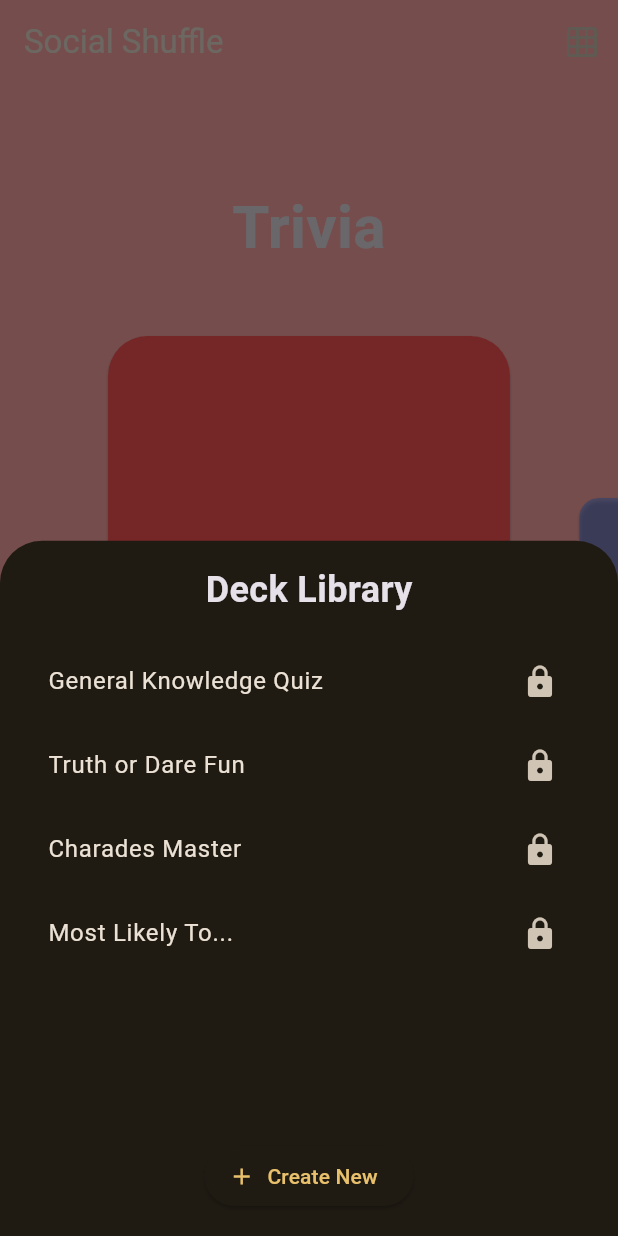
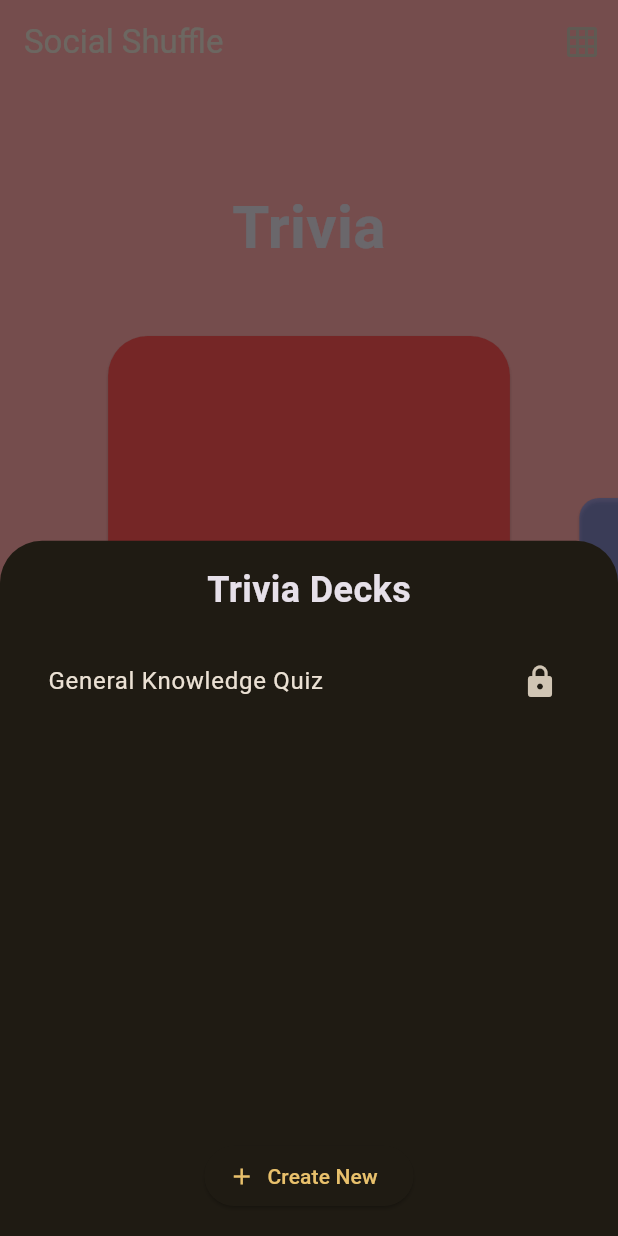
Before and after one commit to kefeh/social_shuffle, a Flutter app: the screen it shows after launch, after a tap on "Trivia", on a phone screen of 412 x 824 dp. Run offline on Flutter 3.47's test engine with Material 3 defaults, Android fonts, the phone set to English and light mode, and no system bars; our stand-ins replace flutter_riverpod, flutter_svg, google_fonts, google_generative_ai, hive, hive_flutter; accounts and stored records are empty.

Commit message:
fixes issues with providers for deckloop clean and improve UI

```diff
--- a/lib/core/providers/deck_provider.dart
+++ b/lib/core/providers/deck_provider.dart
@@ -7,28 +7,39 @@ final deckRepositoryProvider = Provider<DeckRepository>((ref) {
   return DeckRepository(DeckService());
 });
 
-class DeckNotifier extends AsyncNotifier<List<Deck>> {
+class AllDecksNotifier extends AsyncNotifier<List<Deck>> {
   @override
   Future<List<Deck>> build() async {
     final deckRepository = ref.watch(deckRepositoryProvider);
-    return await deckRepository.getAllDecks();
+    return deckRepository.getAllDecks();
   }
 
   Future<void> addDeck(Deck deck) async {
     final deckRepository = ref.read(deckRepositoryProvider);
     await deckRepository.saveDeck(deck);
     ref.invalidateSelf();
-    await future;
   }
 
   Future<void> deleteDeck(String deckId) async {
     final deckRepository = ref.read(deckRepositoryProvider);
     await deckRepository.deleteDeck(deckId);
     ref.invalidateSelf();
-    await future;
   }
 }
 
-final deckListProvider = AsyncNotifierProvider<DeckNotifier, List<Deck>>(() {
-  return DeckNotifier();
-});
+final allDecksProvider = AsyncNotifierProvider<AllDecksNotifier, List<Deck>>(
+  () {
+    return AllDecksNotifier();
+  },
+);
+
+final decksProvider = Provider.autoDispose
+    .family<AsyncValue<List<Deck>>, String>((ref, gameEngineId) {
+      final allDecks = ref.watch(allDecksProvider);
+
+      return allDecks.whenData((decks) {
+        return decks
+            .where((deck) => deck.gameEngineId == gameEngineId)
+            .toList();
+      });
+    });
--- /dev/null
+++ b/lib/core/providers/game_provider.dart
@@ -0,0 +1,10 @@
+import 'package:flutter_riverpod/flutter_riverpod.dart';
+import 'package:flutter_riverpod/legacy.dart';
+import 'package:social_shuffle/core/models/deck.dart';
+import 'package:social_shuffle/features/game_loop/game_loop_notifier.dart';
+
+final currentDeckProvider = StateProvider<Deck?>((ref) => null);
+
+final gameLoopProvider = NotifierProvider<GameLoopNotifier, GameLoopState>(() {
+  return GameLoopNotifier();
+});
--- a/lib/core/repositories/deck_repository.dart
+++ b/lib/core/repositories/deck_repository.dart
@@ -31,6 +31,11 @@ class DeckRepository {
     return box.values.toList();
   }
 
+  Future<List<Deck>> getDecks(String gameEngineId) async {
+    final allDecks = await getAllDecks();
+    return allDecks.where((deck) => deck.gameEngineId == gameEngineId).toList();
+  }
+
   Future<List<Deck>> getAllDecks() async {
     final seedDecks = await _deckService.loadSeedDecks();
     final userDecks = await getUserDecks();
--- a/lib/core/services/ai_service.dart
+++ b/lib/core/services/ai_service.dart
@@ -1,7 +1,6 @@
 import 'dart:convert';
 import 'package:google_generative_ai/google_generative_ai.dart';
 import 'package:social_shuffle/core/models/deck.dart';
-import 'package:social_shuffle/core/models/card.dart' as model_card;
 
 class AIService {
   // TODO: Replace with your actual API key.
--- a/lib/features/dashboard/dashboard_screen.dart
+++ b/lib/features/dashboard/dashboard_screen.dart
@@ -18,12 +18,24 @@ class _DashboardScreenState extends State<DashboardScreen> {
   Color _backgroundColor = Colors.redAccent;
 
   final List<Map<String, dynamic>> _gameModes = [
-    {'title': 'Trivia', 'color': Colors.redAccent},
-    {'title': 'Charades', 'color': Colors.blueAccent},
-    {'title': 'Truth or Dare', 'color': Colors.greenAccent},
-    {'title': 'Debate', 'color': Colors.purpleAccent},
-    {'title': 'Never Have I Ever', 'color': Colors.orangeAccent},
-    {'title': 'Most Likely To', 'color': Colors.tealAccent},
+    {'title': 'Trivia', 'color': Colors.redAccent, 'game_engine_id': 'quiz'},
+    {'title': 'Charades', 'color': Colors.blueAccent, 'game_engine_id': 'task'},
+    {
+      'title': 'Truth or Dare',
+      'color': Colors.greenAccent,
+      'game_engine_id': 'flip'
+    },
+    {'title': 'Debate', 'color': Colors.purpleAccent, 'game_engine_id': 'voting'},
+    {
+      'title': 'Never Have I Ever',
+      'color': Colors.orangeAccent,
+      'game_engine_id': 'flip'
+    },
+    {
+      'title': 'Most Likely To',
+      'color': Colors.tealAccent,
+      'game_engine_id': 'voting'
+    },
   ];
 
   @override
@@ -47,10 +59,14 @@ class _DashboardScreenState extends State<DashboardScreen> {
     }
   }
 
-  void _showDeckLibrary(BuildContext context) {
+  void _showDeckLibrary(
+      BuildContext context, String gameModeTitle, String gameEngineId) {
     showModalBottomSheet(
       context: context,
-      builder: (context) => const DeckLibrarySheet(),
+      builder: (context) => DeckLibrarySheet(
+        gameModeTitle: gameModeTitle,
+        gameEngineId: gameEngineId,
+      ),
     );
   }
 
@@ -131,7 +147,8 @@ class _DashboardScreenState extends State<DashboardScreen> {
                                 ? 0.5
                                 : clampDouble(opacity + 0.5, 0.5, 1.0),
                           ),
-                          onTap: () => _showDeckLibrary(context),
+                          onTap: () => _showDeckLibrary(
+                              context, mode['title'], mode['game_engine_id']),
                           isGridView:
                               false, // Ensure full opacity for carousel view
                         ),
@@ -158,7 +175,8 @@ class _DashboardScreenState extends State<DashboardScreen> {
                   return GameModeCard(
                     title: mode['title'],
                     color: mode['color'],
-                    onTap: () => _showDeckLibrary(context),
+                    onTap: () => _showDeckLibrary(
+                        context, mode['title'], mode['game_engine_id']),
                     isGridView: true, // Apply 40% opacity for grid view
                   );
                 },
--- a/lib/features/deck_generator/deck_generator_dialog.dart
+++ b/lib/features/deck_generator/deck_generator_dialog.dart
@@ -34,7 +34,7 @@ class _DeckGeneratorDialogState extends ConsumerState<DeckGeneratorDialog> {
         _topicController.text,
         _vibeController.text,
       );
-      await ref.read(deckListProvider.notifier).addDeck(generatedDeck);
+      await ref.read(allDecksProvider.notifier).addDeck(generatedDeck);
       Navigator.of(context).pop(); // Close the dialog
     } catch (e) {
       ScaffoldMessenger.of(context).showSnackBar(
--- a/lib/features/deck_library/deck_library_sheet.dart
+++ b/lib/features/deck_library/deck_library_sheet.dart
@@ -1,12 +1,22 @@
 import 'package:flutter/material.dart';
 import 'package:flutter_riverpod/flutter_riverpod.dart';
+import 'package:social_shuffle/core/models/deck.dart';
 import 'package:social_shuffle/core/providers/deck_provider.dart';
+import 'package:social_shuffle/core/providers/game_provider.dart';
 import 'package:social_shuffle/features/deck_generator/deck_generator_dialog.dart';
 import 'package:social_shuffle/features/deck_library/widgets/deck_list_item.dart';
 import 'package:social_shuffle/features/game_config/game_config_screen.dart';
+import 'package:social_shuffle/features/game_loop/game_loop_screen.dart';
 
 class DeckLibrarySheet extends ConsumerWidget {
-  const DeckLibrarySheet({super.key});
+  final String gameModeTitle;
+  final String gameEngineId;
+
+  const DeckLibrarySheet({
+    super.key,
+    required this.gameModeTitle,
+    required this.gameEngineId,
+  });
 
   void _showGeneratorDialog(BuildContext context) {
     showDialog(
@@ -15,7 +25,11 @@ class DeckLibrarySheet extends ConsumerWidget {
     );
   }
 
-  Future<void> _confirmDelete(BuildContext context, WidgetRef ref, String deckId) async {
+  Future<void> _confirmDelete(
+    BuildContext context,
+    WidgetRef ref,
+    String deckId,
+  ) async {
     final bool? confirm = await showDialog<bool>(
       context: context,
       builder: (context) => AlertDialog(
@@ -35,22 +49,26 @@ class DeckLibrarySheet extends ConsumerWidget {
     );
 
     if (confirm == true) {
-      await ref.read(deckListProvider.notifier).deleteDeck(deckId);
+      await ref.read(allDecksProvider.notifier).deleteDeck(deckId);
     }
+  }
+
+  bool _doesDeckNeedConfiguration(Deck deck) {
+    return deck.cards.any((card) => card.meta?.containsKey('timer') ?? false);
   }
 
   @override
   Widget build(BuildContext context, WidgetRef ref) {
-    final decksAsyncValue = ref.watch(deckListProvider);
+    final decksAsyncValue = ref.watch(decksProvider(gameEngineId));
 
     return Container(
       padding: const EdgeInsets.all(16.0),
       child: Column(
         mainAxisSize: MainAxisSize.min,
         children: [
-          const Text(
-            'Deck Library',
-            style: TextStyle(fontSize: 24, fontWeight: FontWeight.bold),
+          Text(
+            '$gameModeTitle Decks',
+            style: const TextStyle(fontSize: 24, fontWeight: FontWeight.bold),
           ),
           const SizedBox(height: 16),
           decksAsyncValue.when(
@@ -63,13 +81,21 @@ class DeckLibrarySheet extends ConsumerWidget {
                     title: deck.title,
                     isSystemDeck: deck.isSystem,
                     onTap: () {
-                      Navigator.of(context).push(
-                        MaterialPageRoute(
-                          builder: (context) => GameConfigScreen(
-                            deck: deck,
+                      ref.read(currentDeckProvider.notifier).state = deck;
+                      Navigator.pop(context);
+                      if (_doesDeckNeedConfiguration(deck)) {
+                        Navigator.of(context).push(
+                          MaterialPageRoute(
+                            builder: (context) => const GameConfigScreen(),
                           ),
-                        ),
-                      );
+                        );
+                      } else {
+                        Navigator.of(context).push(
+                          MaterialPageRoute(
+                            builder: (context) => const GameLoopScreen(),
+                          ),
+                        );
+                      }
                     },
                     onDelete: deck.isSystem
                         ? null
@@ -86,15 +112,10 @@ class DeckLibrarySheet extends ConsumerWidget {
               ),
             ),
             loading: () => const Expanded(
-              child: Center(
-                child: CircularProgressIndicator(),
-              ),
+              child: Center(child: CircularProgressIndicator()),
             ),
-            error: (err, stack) => Expanded(
-              child: Center(
-                child: Text('Error: $err'),
-              ),
-            ),
+            error: (err, stack) =>
+                Expanded(child: Center(child: Text('Error: $err'))),
           ),
           const SizedBox(height: 16),
           ElevatedButton.icon(
--- a/lib/features/game_loop/engines/flip_engine_screen.dart
+++ b/lib/features/game_loop/engines/flip_engine_screen.dart
@@ -1,6 +1,6 @@
 import 'package:flutter/material.dart';
 import 'package:flutter_riverpod/flutter_riverpod.dart';
-import 'package:social_shuffle/features/game_loop/game_loop_notifier.dart';
+import 'package:social_shuffle/core/providers/game_provider.dart';
 import 'package:social_shuffle/features/summary/summary_screen.dart';
 
 class FlipEngineScreen extends ConsumerStatefulWidget {
--- a/lib/features/game_loop/engines/quiz_engine_screen.dart
+++ b/lib/features/game_loop/engines/quiz_engine_screen.dart
@@ -1,6 +1,6 @@
 import 'package:flutter/material.dart';
 import 'package:flutter_riverpod/flutter_riverpod.dart';
-import 'package:social_shuffle/features/game_loop/game_loop_notifier.dart';
+import 'package:social_shuffle/core/providers/game_provider.dart';
 import 'package:social_shuffle/features/summary/summary_screen.dart';
 
 class QuizEngineScreen extends ConsumerWidget {
--- a/lib/features/game_loop/engines/task_engine_screen.dart
+++ b/lib/features/game_loop/engines/task_engine_screen.dart
@@ -1,6 +1,6 @@
 import 'package:flutter/material.dart';
 import 'package:flutter_riverpod/flutter_riverpod.dart';
-import 'package:social_shuffle/features/game_loop/game_loop_notifier.dart';
+import 'package:social_shuffle/core/providers/game_provider.dart';
 import 'package:social_shuffle/features/summary/summary_screen.dart';
 
 class TaskEngineScreen extends ConsumerWidget {
--- a/lib/features/game_loop/engines/voting_engine_screen.dart
+++ b/lib/features/game_loop/engines/voting_engine_screen.dart
@@ -1,6 +1,6 @@
 import 'package:flutter/material.dart';
 import 'package:flutter_riverpod/flutter_riverpod.dart';
-import 'package:social_shuffle/features/game_loop/game_loop_notifier.dart';
+import 'package:social_shuffle/core/providers/game_provider.dart';
 import 'package:social_shuffle/features/summary/summary_screen.dart';
 
 class VotingEngineScreen extends ConsumerStatefulWidget {
--- a/lib/features/game_loop/game_loop_notifier.dart
+++ b/lib/features/game_loop/game_loop_notifier.dart
@@ -1,6 +1,7 @@
 import 'package:flutter_riverpod/flutter_riverpod.dart';
 import 'package:social_shuffle/core/models/deck.dart';
 import 'package:social_shuffle/core/models/card.dart' as model_card;
+import 'package:social_shuffle/core/providers/game_provider.dart';
 
 class GameLoopState {
   final Deck currentDeck;
@@ -22,13 +23,11 @@ class GameLoopState {
 class GameLoopNotifier extends Notifier<GameLoopState> {
   @override
   GameLoopState build() {
-    // This build method should not be called directly.
-    // The provider should be initialized with a specific deck.
-    throw UnimplementedError('GameLoopProvider must be initialized with a deck.');
-  }
-
-  void initializeGame(Deck deck) {
-    state = GameLoopState(currentDeck: deck, currentCardIndex: 0);
+    final currentDeck = ref.watch(currentDeckProvider);
+    if (currentDeck == null) {
+      throw Exception('GameLoopNotifier must be initialized with a deck.');
+    }
+    return GameLoopState(currentDeck: currentDeck);
   }
 
   void nextCard() {
@@ -41,7 +40,3 @@ class GameLoopNotifier extends Notifier<GameLoopState> {
     // Logic to handle game completion, e.g., navigate to summary
   }
 }
-
-final gameLoopProvider = NotifierProvider<GameLoopNotifier, GameLoopState>(() {
-  return GameLoopNotifier();
-});
```
Also changed, not shown: lib/features/game_config/game_config_screen.dart (+16 -13 lines), lib/features/game_loop/game_loop_screen.dart (+4 -19 lines).
